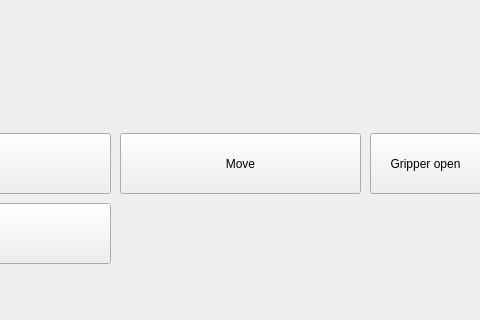
The window that mainwindow.ui (NYONYANI/Qt-Detectron2-Shared-Memory-) describes before a commit, drawn with Qt 5; both pictures show x 290 to 770 and y 437 to 757 of the 1315 by 757 pixel window.
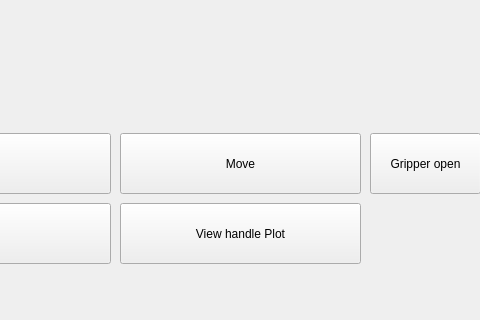
The same window after the commit. Custom widgets are drawn as their Qt base class.

Diff of the .ui file:
```diff
--- a/mainwindow.ui
+++ b/mainwindow.ui
@@ -128,6 +128,19 @@
      <string>Move</string>
     </property>
    </widget>
+   <widget class="QPushButton" name="HandlePlotButton">
+    <property name="geometry">
+     <rect>
+      <x>410</x>
+      <y>640</y>
+      <width>241</width>
+      <height>61</height>
+     </rect>
+    </property>
+    <property name="text">
+     <string>View handle Plot</string>
+    </property>
+   </widget>
   </widget>
   <widget class="QMenuBar" name="menubar">
    <property name="geometry">
```
